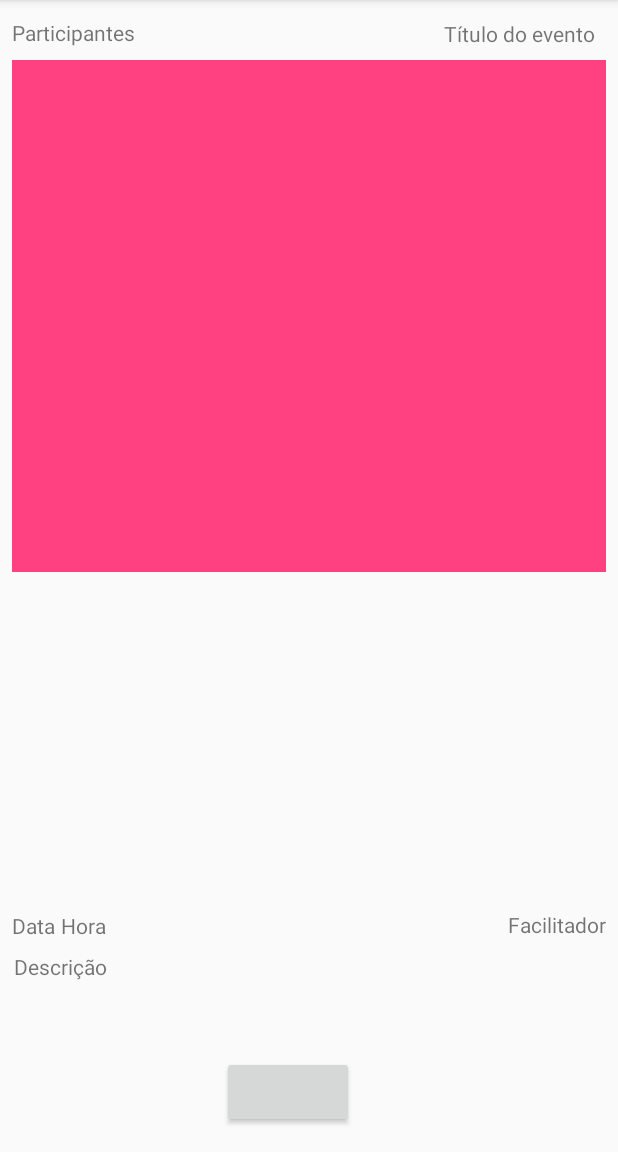
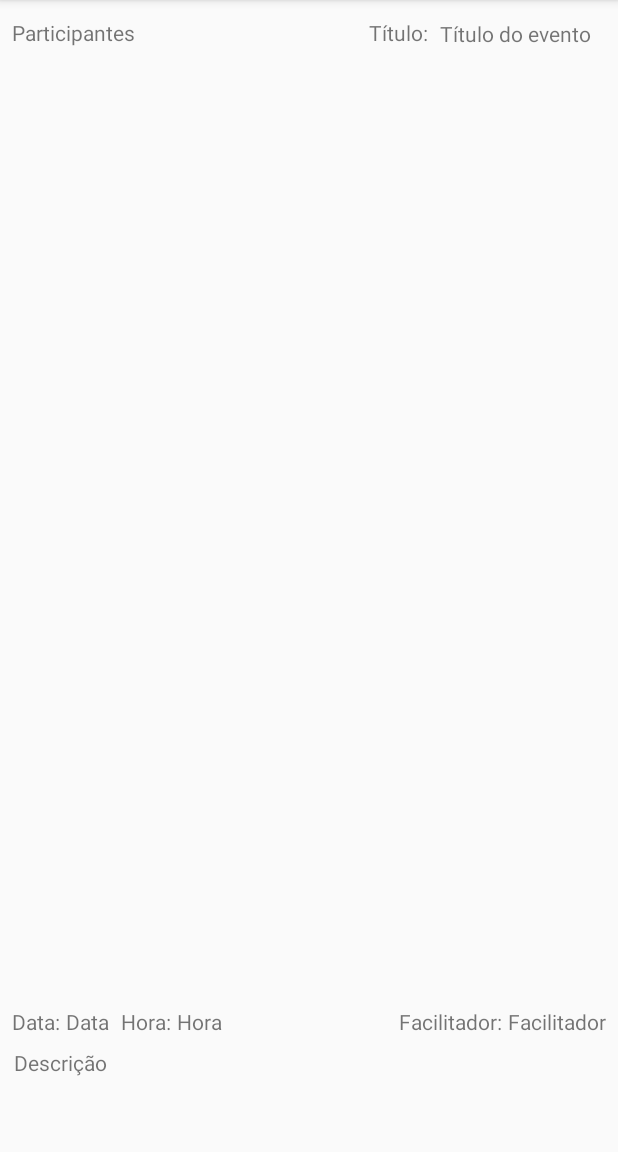
Before and after one commit to ufjf-dcc196/dcc196-2018-3-trb2-trb2-cassioreis-joaopedro, an Android app: the EventoDet screen opened directly, with no data from a screen before it, on a phone screen of 412 x 824 dp, the part 84-1236 px from its top. Run offline under Robolectric (Android 15) with nearby library versions, the phone set to English and light mode, and no system bars; 1 statement that could not run was skipped.

```diff
--- a/app/src/main/java/a20183/dcc192/trab1joaopcassio/ParticipanteDet.java
+++ b/app/src/main/java/a20183/dcc192/trab1joaopcassio/ParticipanteDet.java
@@ -9,6 +9,7 @@ import android.support.v7.widget.RecyclerView;
 import android.view.View;
 import android.widget.Button;
 import android.widget.EditText;
+import android.widget.TextView;
 
 import java.util.ArrayList;
 import java.util.List;
@@ -62,14 +63,31 @@ public class ParticipanteDet extends AppCompatActivity {
 
 
             for(int j = 0; j < ListaEventos.getInstance().size(); j++){
-                if(ListaEventos.getInstance().get(j).findParticipante(participanteAtual) && !ListaEventos.getInstance().contains(ListaEventos.getInstance().get(j))){
+                if(ListaEventos.getInstance().get(j).findParticipante(participanteAtual)){
                     eventosParticipando.add(ListaEventos.getInstance().get(j));
                 }
 
             }
             evDetAdapter.notifyDataSetChanged();
         }
+        evDetAdapter.setOnEventLongClickListener(new EventoAdapter.OnEventLongClickListener() {
+            @Override
+            public void onEventLongClick(View EventView, int position) {
 
+                TextView txtTitulo = (TextView) EventView.findViewById(R.id.txt_nomeTitulos);
+                String titulo = txtTitulo.getText().toString();
+                for(int i=0; i<eventosParticipando.size(); i++)
+                {
+                    if(titulo.equals(eventosParticipando.get(i).getTítulo()))
+                    {
+                        eventosParticipando.get(i).getParticipantes().remove(participanteAtual);
+                        eventosParticipando.remove(eventosParticipando.get(i));
+                    }
+                }
+                evDetAdapter.notifyItemRemoved(position);
+
+            }
+        });
         btnDetEvInsc.setOnClickListener(new View.OnClickListener() {
             @Override
             public void onClick(View v) {
--- a/app/src/main/res/layout/activity_main.xml
+++ b/app/src/main/res/layout/activity_main.xml
@@ -49,13 +49,9 @@
         android:layout_marginStart="17dp"
         android:layout_marginLeft="17dp"
         android:layout_marginTop="13dp"
-        android:layout_marginEnd="306dp"
-        android:layout_marginRight="306dp"
         android:layout_marginBottom="1dp"
         android:text="Cadastrar:"
         app:layout_constraintBottom_toTopOf="@+id/btn_cadsParticipanteMain"
-        app:layout_constraintEnd_toEndOf="parent"
-        app:layout_constraintHorizontal_bias="1.0"
         app:layout_constraintStart_toStartOf="parent"
         app:layout_constraintTop_toBottomOf="@+id/rlc_participantesMain"
         app:layout_constraintVertical_bias="0.717" />
--- a/app/src/main/res/layout/cads_participante.xml
+++ b/app/src/main/res/layout/cads_participante.xml
@@ -85,7 +85,7 @@
         android:layout_marginEnd="148dp"
         android:layout_marginRight="148dp"
         android:layout_marginBottom="38dp"
-        android:text="Button"
+        android:text="cadastrar"
         app:layout_constraintBottom_toBottomOf="parent"
         app:layout_constraintEnd_toEndOf="parent"
         app:layout_constraintHorizontal_bias="0.0"
--- a/app/src/main/res/layout/det_evento.xml
+++ b/app/src/main/res/layout/det_evento.xml
@@ -23,17 +23,16 @@
     <android.support.v7.widget.RecyclerView
         android:id="@+id/rcl_detParticipantes"
         android:layout_width="0dp"
-        android:layout_height="341dp"
+        android:layout_height="0dp"
         android:layout_marginStart="8dp"
         android:layout_marginLeft="8dp"
         android:layout_marginTop="40dp"
         android:layout_marginEnd="8dp"
         android:layout_marginRight="8dp"
         android:layout_marginBottom="8dp"
-        android:background="@color/colorAccent"
-        app:layout_constraintBottom_toTopOf="@+id/txt_detDesc"
+        app:layout_constraintBottom_toTopOf="@+id/txt_detFacilitador"
         app:layout_constraintEnd_toEndOf="parent"
-        app:layout_constraintHorizontal_bias="0.0"
+        app:layout_constraintHorizontal_bias="1.0"
         app:layout_constraintStart_toStartOf="parent"
         app:layout_constraintTop_toTopOf="parent"
         app:layout_constraintVertical_bias="0.0" />
@@ -42,8 +41,6 @@
         android:id="@+id/txt_detTitulo"
         android:layout_width="wrap_content"
         android:layout_height="wrap_content"
-        android:layout_marginStart="210dp"
-        android:layout_marginLeft="210dp"
         android:layout_marginTop="15dp"
         android:layout_marginEnd="18dp"
         android:layout_marginRight="18dp"
@@ -51,36 +48,19 @@
         android:text="Título do evento"
         app:layout_constraintBottom_toTopOf="@+id/rcl_detParticipantes"
         app:layout_constraintEnd_toEndOf="parent"
-        app:layout_constraintHorizontal_bias="0.722"
-        app:layout_constraintStart_toEndOf="@+id/textView11"
         app:layout_constraintTop_toTopOf="parent"
         app:layout_constraintVertical_bias="1.0" />
-
-    <Button
-        android:id="@+id/button7"
-        android:layout_width="wrap_content"
-        android:layout_height="wrap_content"
-        android:layout_marginStart="148dp"
-        android:layout_marginLeft="148dp"
-        android:layout_marginEnd="8dp"
-        android:layout_marginRight="8dp"
-        android:layout_marginBottom="16dp"
-        app:layout_constraintBottom_toBottomOf="parent"
-        app:layout_constraintEnd_toEndOf="parent"
-        app:layout_constraintHorizontal_bias="0.0"
-        app:layout_constraintStart_toStartOf="parent"
-        tools:text="Voltar" />
 
     <TextView
         android:id="@+id/txt_detData"
         android:layout_width="wrap_content"
         android:layout_height="wrap_content"
-        android:layout_marginStart="8dp"
-        android:layout_marginLeft="8dp"
+        android:layout_marginStart="4dp"
+        android:layout_marginLeft="4dp"
         android:layout_marginBottom="8dp"
         android:text="Data"
         app:layout_constraintBottom_toTopOf="@+id/txt_detDesc"
-        app:layout_constraintStart_toStartOf="parent" />
+        app:layout_constraintStart_toEndOf="@+id/textView9" />
 
     <TextView
         android:id="@+id/txt_detHora"
@@ -88,14 +68,10 @@
         android:layout_height="wrap_content"
         android:layout_marginStart="4dp"
         android:layout_marginLeft="4dp"
-        android:layout_marginEnd="8dp"
-        android:layout_marginRight="8dp"
         android:layout_marginBottom="8dp"
         android:text="Hora"
         app:layout_constraintBottom_toTopOf="@+id/txt_detDesc"
-        app:layout_constraintEnd_toEndOf="parent"
-        app:layout_constraintHorizontal_bias="0.0"
-        app:layout_constraintStart_toEndOf="@+id/txt_detData" />
+        app:layout_constraintStart_toEndOf="@+id/textView12" />
 
     <TextView
         android:id="@+id/txt_detDesc"
@@ -107,7 +83,7 @@
         android:layout_marginRight="13dp"
         android:layout_marginBottom="8dp"
         android:text="Descrição"
-        app:layout_constraintBottom_toTopOf="@+id/button7"
+        app:layout_constraintBottom_toBottomOf="parent"
         app:layout_constraintEnd_toEndOf="parent"
         app:layout_constraintHorizontal_bias="0.0"
         app:layout_constraintStart_toStartOf="parent" />
@@ -115,11 +91,58 @@
     <TextView
         android:id="@+id/txt_detFacilitador"
         android:layout_width="wrap_content"
-        android:layout_height="20dp"
+        android:layout_height="wrap_content"
         android:layout_marginEnd="8dp"
         android:layout_marginRight="8dp"
         android:layout_marginBottom="8dp"
         android:text="Facilitador"
         app:layout_constraintBottom_toTopOf="@+id/txt_detDesc"
         app:layout_constraintEnd_toEndOf="parent" />
+
+    <TextView
+        android:id="@+id/textView7"
+        android:layout_width="wrap_content"
+        android:layout_height="wrap_content"
+        android:layout_marginTop="8dp"
+        android:layout_marginEnd="8dp"
+        android:layout_marginRight="8dp"
+        android:layout_marginBottom="8dp"
+        android:text="Título:"
+        app:layout_constraintBottom_toTopOf="@+id/rcl_detParticipantes"
+        app:layout_constraintEnd_toStartOf="@+id/txt_detTitulo"
+        app:layout_constraintTop_toTopOf="parent"
+        app:layout_constraintVertical_bias="0.8" />
+
+    <TextView
+        android:id="@+id/textView8"
+        android:layout_width="wrap_content"
+        android:layout_height="wrap_content"
+        android:layout_marginEnd="4dp"
+        android:layout_marginRight="4dp"
+        android:layout_marginBottom="8dp"
+        android:text="Facilitador:"
+        app:layout_constraintBottom_toTopOf="@+id/txt_detDesc"
+        app:layout_constraintEnd_toStartOf="@+id/txt_detFacilitador" />
+
+    <TextView
+        android:id="@+id/textView9"
+        android:layout_width="wrap_content"
+        android:layout_height="wrap_content"
+        android:layout_marginStart="8dp"
+        android:layout_marginLeft="8dp"
+        android:layout_marginBottom="8dp"
+        android:text="Data:"
+        app:layout_constraintBottom_toTopOf="@+id/txt_detDesc"
+        app:layout_constraintStart_toStartOf="parent" />
+
+    <TextView
+        android:id="@+id/textView12"
+        android:layout_width="wrap_content"
+        android:layout_height="wrap_content"
+        android:layout_marginStart="8dp"
+        android:layout_marginLeft="8dp"
+        android:layout_marginBottom="8dp"
+        android:text="Hora:"
+        app:layout_constraintBottom_toTopOf="@+id/txt_detDesc"
+        app:layout_constraintStart_toEndOf="@+id/txt_detData" />
 </android.support.constraint.ConstraintLayout>
```
